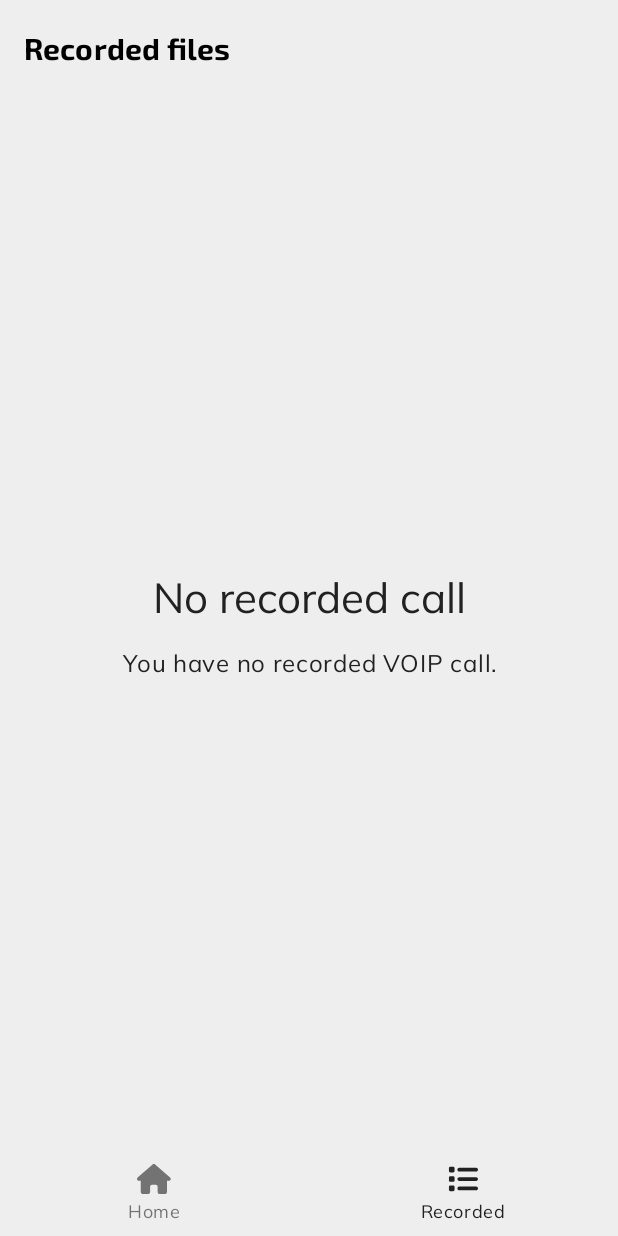
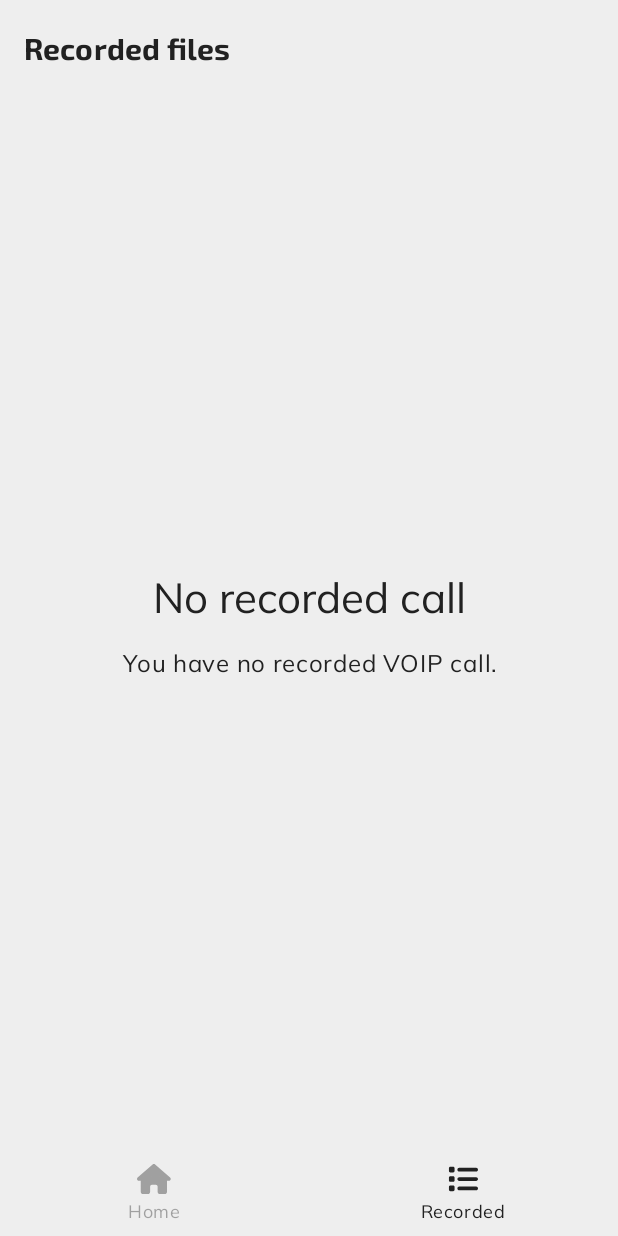
Before and after one commit to duyphuong5126/NonoRecorder, an Android app built with Jetpack Compose: the RecordedListPage screen opened through its navigation route, on a phone screen of 412 x 824 dp. Run offline under Robolectric (Android 15) with nearby library versions, the phone set to English and light mode, and no system bars; our stand-ins replace Timber.

Commit message:
Remaster dark theme

```diff
--- a/app/src/main/java/com/nonoka/nonorecorder/constant/Colors.kt
+++ b/app/src/main/java/com/nonoka/nonorecorder/constant/Colors.kt
@@ -49,7 +49,7 @@ object Colors {
     @Composable
     private fun getDarkColorScheme(): ColorScheme {
         return MaterialTheme.colorScheme.copy(
-            primary = Color(0xFF537951),
+            primary = Color(0xFF66B362),
             onPrimary = Color(0xFFFFFFFF),
             primaryContainer = Color(0xFFB8E6B5),
             onPrimaryContainer = Color(0xFF325830),
@@ -67,10 +67,10 @@ object Colors {
             background = Color(0xFF000000),
             onBackground = Color(0xFFFFFFFF),
 
-            surface = Color(0xFF000000),
+            surface = Color(0xFF212121),
             onSurface = Color(0xFFFFFFFF),
 
-            error = Color(0xFFB71C1C),
+            error = Color(0xFFF55959),
             onError = Color(0xFFFFFFFF),
             errorContainer = Color(0xFFFFCDD2),
             onErrorContainer = Color(0xFFD32F2F),
--- a/app/src/main/java/com/nonoka/nonorecorder/feature/main/MainActivity.kt
+++ b/app/src/main/java/com/nonoka/nonorecorder/feature/main/MainActivity.kt
@@ -154,7 +154,7 @@ class MainActivity : AppCompatActivity() {
                                             text = route.label,
                                             style = MaterialTheme.typography.bodySmall,
                                             color = if (isSelected) LocalContentColor.current else LocalContentColor.current.copy(
-                                                alpha = ContentAlpha.medium
+                                                alpha = ContentAlpha.disabled
                                             )
                                         )
                                     },
@@ -183,6 +183,9 @@ class MainActivity : AppCompatActivity() {
                                         )
                                     },
                                     selectedContentColor = MaterialTheme.colorScheme.onSurface,
+                                    unselectedContentColor = MaterialTheme.colorScheme.onSurface.copy(
+                                        alpha = ContentAlpha.disabled
+                                    )
                                 )
                             }
                         }
--- a/app/src/main/java/com/nonoka/nonorecorder/feature/main/home/HomePage.kt
+++ b/app/src/main/java/com/nonoka/nonorecorder/feature/main/home/HomePage.kt
@@ -11,8 +11,8 @@ import androidx.compose.foundation.layout.fillMaxWidth
 import androidx.compose.foundation.layout.height
 import androidx.compose.foundation.layout.padding
 import androidx.compose.foundation.layout.size
+import androidx.compose.foundation.layout.wrapContentSize
 import androidx.compose.foundation.shape.RoundedCornerShape
-import androidx.compose.material.LocalContentColor
 import androidx.compose.material3.Button
 import androidx.compose.material3.ExperimentalMaterial3Api
 import androidx.compose.material3.MaterialTheme
@@ -50,10 +50,13 @@ fun HomePage(
                     title = {
                         Text(
                             text = "Recording permissions",
-                            style = MaterialTheme.typography.titleAppBar.copy(color = LocalContentColor.current),
+                            style = MaterialTheme.typography.titleAppBar,
                         )
                     },
-                    colors = TopAppBarDefaults.smallTopAppBarColors(containerColor = MaterialTheme.colorScheme.background),
+                    colors = TopAppBarDefaults.smallTopAppBarColors(
+                        containerColor = MaterialTheme.colorScheme.background,
+                        titleContentColor = MaterialTheme.colorScheme.onBackground,
+                    ),
                 )
             },
         ) {
@@ -74,12 +77,22 @@ fun HomePage(
                             .fillMaxWidth(),
                         horizontalAlignment = Alignment.CenterHorizontally,
                     ) {
+                        Box(
+                            modifier = Modifier.wrapContentSize()
+                        ) {
+                            Image(
+                                painter = painterResource(id = R.drawable.ic_circle_solid_white_24dp),
+                                contentDescription = "All set icon background",
+                                modifier = Modifier.size(Dimens.largeIconSize)
+                            )
+
                             Image(
                                 painter = painterResource(id = R.drawable.ic_circle_check_solid_24dp),
                                 contentDescription = "All set icon",
                                 colorFilter = ColorFilter.tint(MaterialTheme.colorScheme.primary),
                                 modifier = Modifier.size(Dimens.largeIconSize)
                             )
+                        }
 
                         Box(modifier = Modifier.height(Dimens.mediumSpace))
 
@@ -105,12 +118,21 @@ fun HomePage(
                             .fillMaxWidth(),
                         horizontalAlignment = Alignment.CenterHorizontally,
                     ) {
+                        Box(
+                            modifier = Modifier.wrapContentSize()
+                        ) {
+                            Image(
+                                painter = painterResource(id = R.drawable.ic_circle_solid_white_24dp),
+                                contentDescription = "All set icon background",
+                                modifier = Modifier.size(Dimens.largeIconSize)
+                            )
                             Image(
                                 painter = painterResource(id = R.drawable.ic_info_solid_24dp),
                                 contentDescription = "Permissions information",
                                 colorFilter = ColorFilter.tint(MaterialTheme.colorScheme.tertiary),
                                 modifier = Modifier.size(Dimens.largeIconSize)
                             )
+                        }
 
                         Box(modifier = Modifier.height(Dimens.mediumSpace))
 
@@ -183,7 +205,8 @@ fun HomePage(
                             } else {
                                 Image(
                                     painter = painterResource(id = R.drawable.ic_square_check_regular_24dp),
-                                    contentDescription = "Appear on top permission enabled"
+                                    contentDescription = "Appear on top permission enabled",
+                                    colorFilter = ColorFilter.tint(color = MaterialTheme.colorScheme.onSurface)
                                 )
                             }
                         }
@@ -241,6 +264,7 @@ fun HomePage(
                                 Image(
                                     painter = painterResource(id = R.drawable.ic_square_check_regular_24dp),
                                     contentDescription = "Recording permission enabled",
+                                    colorFilter = ColorFilter.tint(color = MaterialTheme.colorScheme.onSurface)
                                 )
                             }
                         }
@@ -300,7 +324,7 @@ fun HomePage(
                                     Image(
                                         painter = painterResource(id = R.drawable.ic_square_check_regular_24dp),
                                         contentDescription = "Accessibility permission enabled",
-                                        colorFilter = ColorFilter.tint(MaterialTheme.colorScheme.onPrimaryContainer)
+                                        colorFilter = ColorFilter.tint(color = MaterialTheme.colorScheme.onSurface)
                                     )
                                 }
                             }
--- a/app/src/main/java/com/nonoka/nonorecorder/feature/main/recorded/RecordedListPage.kt
+++ b/app/src/main/java/com/nonoka/nonorecorder/feature/main/recorded/RecordedListPage.kt
@@ -16,7 +16,6 @@ import androidx.compose.foundation.layout.wrapContentHeight
 import androidx.compose.foundation.lazy.LazyColumn
 import androidx.compose.foundation.lazy.items
 import androidx.compose.foundation.shape.RoundedCornerShape
-import androidx.compose.material.LocalContentColor
 import androidx.compose.material3.Button
 import androidx.compose.material3.ButtonDefaults
 import androidx.compose.material3.ExperimentalMaterial3Api
@@ -57,10 +56,13 @@ fun RecordedListPage(
                     title = {
                         Text(
                             text = "Recorded files",
-                            style = MaterialTheme.typography.titleAppBar.copy(color = LocalContentColor.current),
+                            style = MaterialTheme.typography.titleAppBar,
                         )
                     },
-                    colors = TopAppBarDefaults.smallTopAppBarColors(containerColor = MaterialTheme.colorScheme.background),
+                    colors = TopAppBarDefaults.smallTopAppBarColors(
+                        containerColor = MaterialTheme.colorScheme.background,
+                        titleContentColor = MaterialTheme.colorScheme.onBackground,
+                    ),
                 )
             },
         ) {
--- a/app/src/main/java/com/nonoka/nonorecorder/feature/player/AudioPlayerActivity.kt
+++ b/app/src/main/java/com/nonoka/nonorecorder/feature/player/AudioPlayerActivity.kt
@@ -72,7 +72,8 @@ class AudioPlayerActivity : AppCompatActivity(), Player.Listener, View.OnClickLi
     }
 
     private fun buildRenderersFactory(
-        context: Context, preferExtensionRenderer: Boolean
+        context: Context,
+        preferExtensionRenderer: Boolean
     ): RenderersFactory {
         val extensionRendererMode = if (preferExtensionRenderer) {
             EXTENSION_RENDERER_MODE_PREFER
--- /dev/null
+++ b/app/src/main/res/drawable/ic_circle_solid_white_24dp.xml
@@ -0,0 +1,9 @@
+<vector xmlns:android="http://schemas.android.com/apk/res/android"
+    android:width="24dp"
+    android:height="24dp"
+    android:viewportWidth="512"
+    android:viewportHeight="512">
+    <path
+        android:fillColor="#FFFFFFFF"
+        android:pathData="M256,512c141.4,0 256,-114.6 256,-256S397.4,0 256,0S0,114.6 0,256S114.6,512 256,512z" />
+</vector>
--- a/app/src/main/res/layout/activity_audio_player.xml
+++ b/app/src/main/res/layout/activity_audio_player.xml
@@ -15,7 +15,7 @@
         app:controller_layout_id="@layout/layout_audio_player"
         app:hide_on_touch="false"
         app:show_timeout="0"
-        app:shutter_background_color="@color/white" />
+        app:shutter_background_color="?attr/backgroundColor" />
 
     <androidx.constraintlayout.widget.ConstraintLayout
         android:layout_width="match_parent"
@@ -43,7 +43,7 @@
             android:layout_height="wrap_content"
             android:drawablePadding="@dimen/big_space"
             android:textAppearance="?attr/textAppearanceBodyLarge"
-            android:textColor="@color/gray_900"
+            android:textColor="?attr/playerControlComponentColor"
             app:drawableTint="?attr/playerDefaultCoverTint"
             app:drawableTopCompat="@drawable/ic_file_audio_solid"
             app:layout_constraintBottom_toBottomOf="parent"
--- a/app/src/main/res/layout/layout_audio_player.xml
+++ b/app/src/main/res/layout/layout_audio_player.xml
@@ -22,11 +22,7 @@
             android:id="@id/exo_progress"
             android:layout_width="match_parent"
             android:layout_height="wrap_content"
-            android:layout_gravity="center"
-            app:buffered_color="@color/gray_200"
-            app:played_color="@color/gray_700"
-            app:scrubber_drawable="@drawable/ic_circle_solid"
-            app:unplayed_color="@color/gray_200" />
+            android:layout_gravity="center" />
 
         <androidx.constraintlayout.widget.ConstraintLayout
             android:layout_width="match_parent"
--- a/app/src/main/res/values-night/themes.xml
+++ b/app/src/main/res/values-night/themes.xml
@@ -16,7 +16,12 @@
     </style>
 
     <style name="Theme.NonoRecorder.Player" parent="Theme.NonoRecorder">
-        <item name="playerDefaultCoverTint">@color/white</item>
+        <item name="playerDefaultCoverTint">@color/gray_500</item>
         <item name="playerControlComponentColor">@color/white</item>
+        <item name="backgroundColor">@color/black</item>
+        <item name="buffered_color">@color/gray_600</item>
+        <item name="played_color">@color/white</item>
+        <item name="scrubber_drawable">@drawable/ic_circle_solid_white_24dp</item>
+        <item name="unplayed_color">@color/gray_200</item>
     </style>
 </resources>
--- a/app/src/main/res/values/colors.xml
+++ b/app/src/main/res/values/colors.xml
@@ -17,6 +17,7 @@
 
     <color name="gray_200">#FFEEEEEE</color>
     <color name="gray_500">#FF9E9E9E</color>
+    <color name="gray_600">#FF757575</color>
     <color name="gray_700">#FF616161</color>
     <color name="gray_900">#FF212121</color>
 </resources>
--- a/app/src/main/res/values/themes.xml
+++ b/app/src/main/res/values/themes.xml
@@ -20,5 +20,10 @@
         <item name="android:windowLightStatusBar">true</item>
         <item name="playerDefaultCoverTint">@color/gray_500</item>
         <item name="playerControlComponentColor">@color/gray_900</item>
+        <item name="backgroundColor">@color/white</item>
+        <item name="buffered_color">@color/gray_200</item>
+        <item name="played_color">@color/gray_700</item>
+        <item name="scrubber_drawable">@drawable/ic_circle_solid_gray_24dp</item>
+        <item name="unplayed_color">@color/gray_200</item>
     </style>
 </resources>
```
Also changed, not shown: app/src/main/res/drawable/ic_circle_solid_gray_24dp.xml (renamed from app/src/main/res/drawable/ic_circle_solid.xml). Lines whose indentation alone changed are shown as unchanged.
